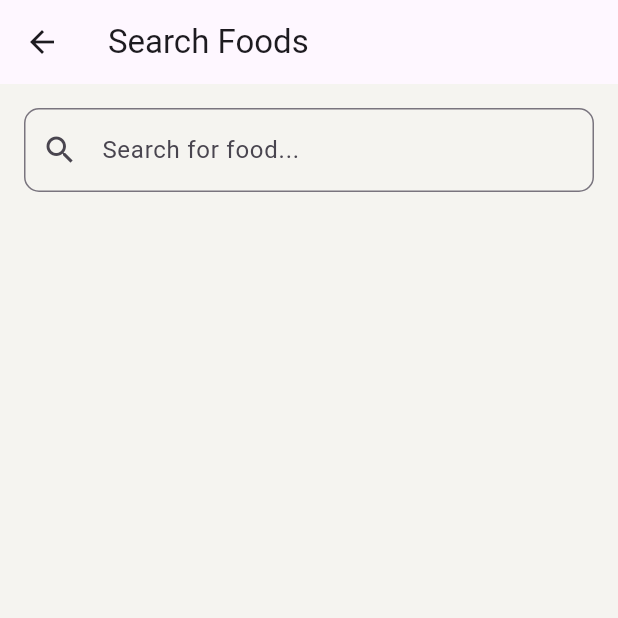
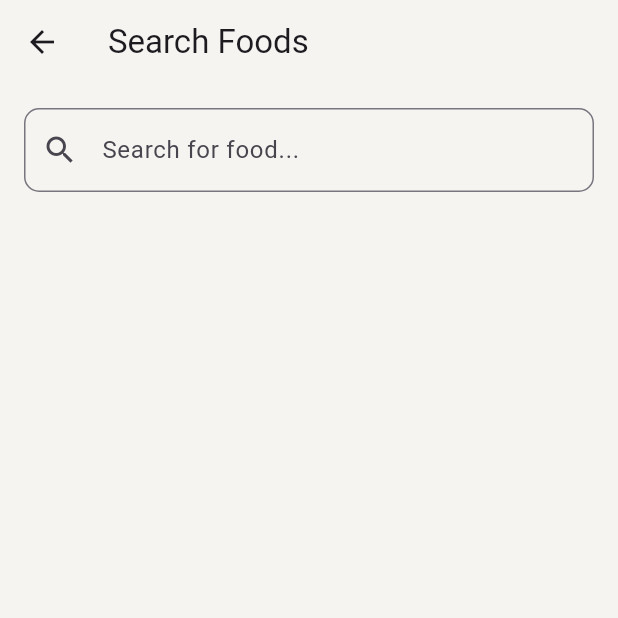
Before and after one commit to Sharathchenna/MacroBalance, a Flutter app: the FoodSearchPage screen opened directly, on a phone screen of 412 x 824 dp, the top half of it. Run offline on Flutter 3.47's test engine with Material 3 defaults, Android fonts, the phone set to English and light mode, and no system bars; our stand-ins replace camera, flutter_svg, google_fonts, google_generative_ai, google_sign_in, supabase_flutter; missing offline and left inert: supabase_auth_ui; accounts and stored records are empty.

Commit message:
changed appbar color and added gesture detector for keyboard collapse in searchpage

```diff
--- a/lib/screens/searchPage.dart
+++ b/lib/screens/searchPage.dart
@@ -48,10 +48,17 @@ class _FoodSearchPageState extends State<FoodSearchPage> {
   @override
   Widget build(BuildContext context) {
     return Scaffold(
+      backgroundColor: const Color(0xFFF5F4F0),
       appBar: AppBar(
         title: Text('Search Foods'),
+        backgroundColor: const Color(0xFFF5F4F0),
       ),
-      body: Column(
+      body: GestureDetector(
+        behavior: HitTestBehavior.opaque,
+        onTap: () {
+          FocusScope.of(context).unfocus();
+        },
+        child: Column(
           children: [
             Padding(
               padding: const EdgeInsets.all(16.0),
@@ -66,6 +73,7 @@ class _FoodSearchPageState extends State<FoodSearchPage> {
                   : FoodList(foods: _searchResults),
             ),
           ],
+        ),
       ),
     );
   }
```
Also changed, not shown: 1 other file. Lines whose indentation alone changed are shown as unchanged.
